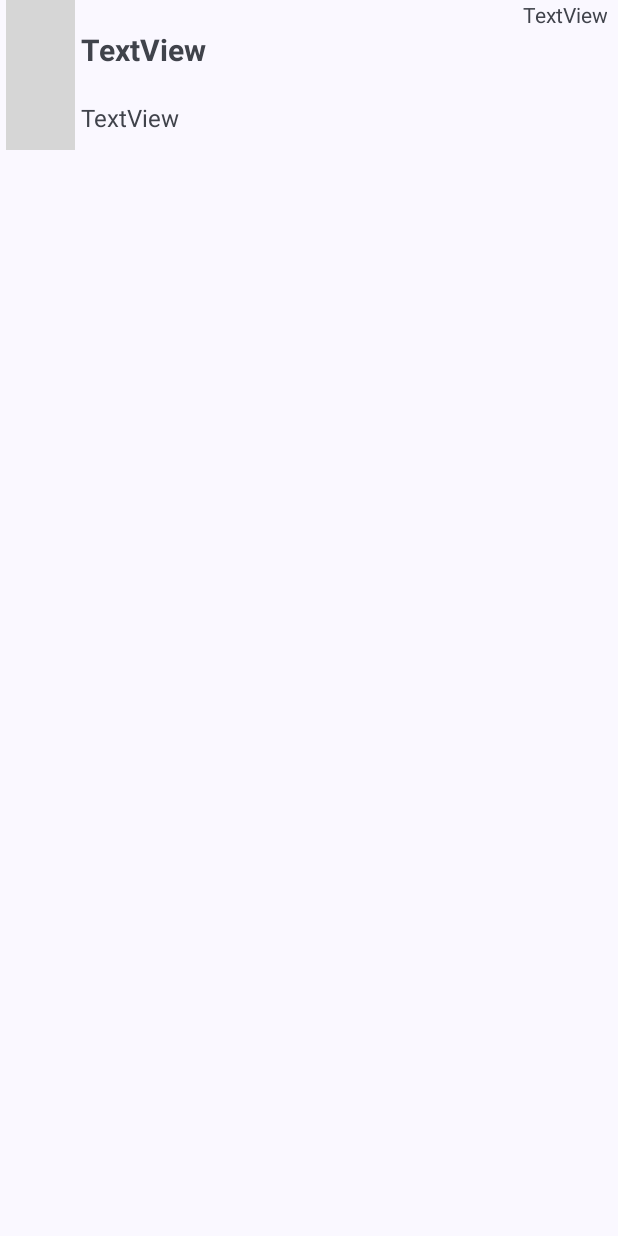
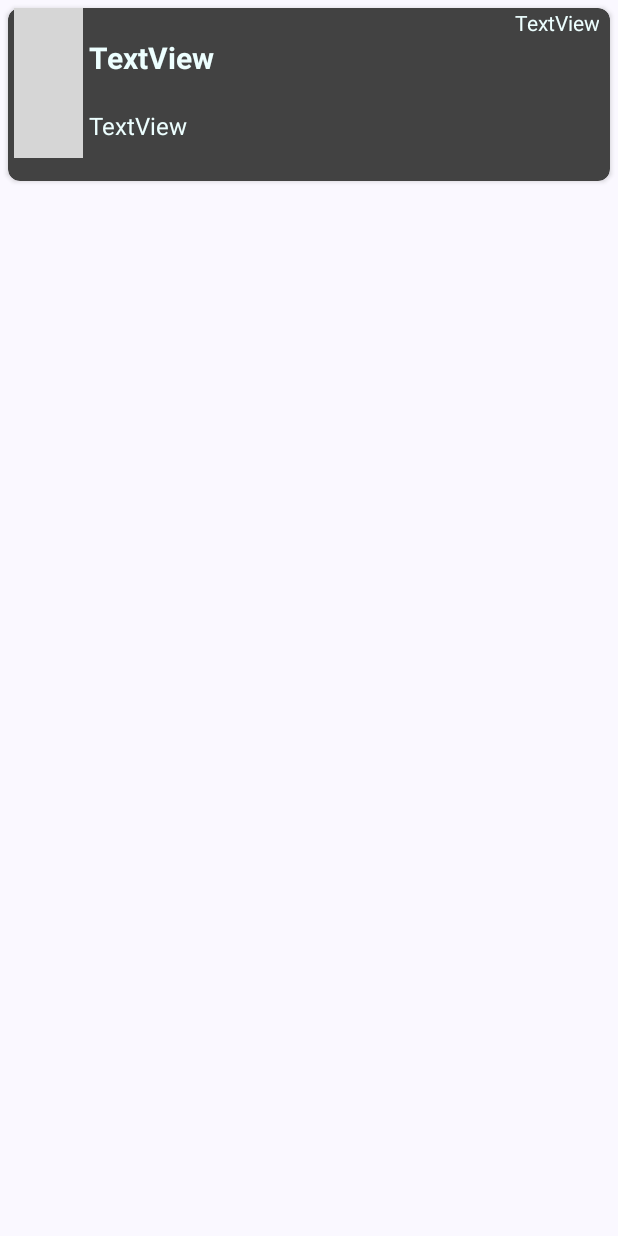
Before and after one commit to Alfio010/notification-listener-android, an Android app: the layout custom_notification_layout.xml on its own in the app's theme, with its tools: preview values and no code run, on a phone screen of 412 x 824 dp. Run offline under Robolectric (Android 15) with nearby library versions, the light colour scheme and no system bars; grey boxes are pictures that could not be loaded.

Commit message:
updated UI and fix

```diff
--- a/app/src/main/java/com/android/whatsappbackup/adapters/NotificationsAdapter.kt
+++ b/app/src/main/java/com/android/whatsappbackup/adapters/NotificationsAdapter.kt
@@ -64,6 +64,9 @@ class NotificationsAdapter(
                     ContextCompat.startActivity(context, intentChat, null)
                 }
                 builder.setNegativeButton(R.string.back) { _, _ -> }
+                builder.setNeutralButton(context.getString(R.string.open_app)) { _, _ ->
+                    Utils.openApp(notificationItem.packageName, context)
+                }
                 builder.create()
                 builder.show()
             }
--- a/app/src/main/res/layout/custom_notification_layout.xml
+++ b/app/src/main/res/layout/custom_notification_layout.xml
@@ -1,10 +1,20 @@
 <?xml version="1.0" encoding="utf-8"?>
 <LinearLayout xmlns:android="http://schemas.android.com/apk/res/android"
+    xmlns:app="http://schemas.android.com/apk/res-auto"
     xmlns:tools="http://schemas.android.com/tools"
     android:id="@+id/rowcustom"
     android:layout_width="match_parent"
     android:layout_height="wrap_content"
     android:orientation="vertical">
+
+    <androidx.cardview.widget.CardView
+        android:layout_width="match_parent"
+        android:layout_height="wrap_content"
+        android:layout_margin="5sp"
+        app:cardBackgroundColor="?android:statusBarColor"
+        app:cardCornerRadius="8dp"
+        app:cardElevation="2dp"
+        app:strokeWidth="1dp">
 
         <LinearLayout
             android:layout_width="match_parent"
@@ -33,7 +43,8 @@
                     android:layout_height="wrap_content"
                     android:layout_marginEnd="7sp"
                     android:gravity="end"
-                android:text="@string/textview" />
+                    android:text="@string/textview"
+                    android:textColor="@color/cyan_white" />
 
                 <com.google.android.material.textview.MaterialTextView
                     android:id="@+id/tvNome"
@@ -41,6 +52,7 @@
                     android:layout_height="wrap_content"
                     android:minHeight="48sp"
                     android:text="@string/textview"
+                    android:textColor="@color/cyan_white"
                     android:textIsSelectable="true"
                     android:textSize="20sp"
                     android:textStyle="bold" />
@@ -51,10 +63,13 @@
                     android:layout_height="wrap_content"
                     android:minHeight="48sp"
                     android:text="@string/textview"
+                    android:textColor="@color/cyan_white"
                     android:textIsSelectable="true"
                     android:textSize="16sp" />
             </LinearLayout>
 
         </LinearLayout>
+    </androidx.cardview.widget.CardView>
+
 
 </LinearLayout>
--- a/app/src/main/res/values-night/themes.xml
+++ b/app/src/main/res/values-night/themes.xml
@@ -10,7 +10,7 @@
         <item name="colorSecondaryVariant">@color/blue_white</item>
         <item name="colorOnSecondary">@color/blue_dark</item>
 
-        <item name="android:statusBarColor">?attr/colorPrimaryVariant</item>
+        <item name="android:statusBarColor">@color/background_dark_cardview</item>
 
         <item name="backgroundColor">@color/background_dark</item>
 
--- a/app/src/main/res/values/colors.xml
+++ b/app/src/main/res/values/colors.xml
@@ -18,4 +18,7 @@
     <color name="blue">#42a5f5</color>
     <color name="blue_white">#80d6ff</color>
     <color name="blue_dark">#0077c2</color>
+
+    <color name="background_dark_cardview">#424242</color>
+    <color name="background_light_cardview">#f5f5f5</color>
 </resources>
--- a/app/src/main/res/values/strings.xml
+++ b/app/src/main/res/values/strings.xml
@@ -36,4 +36,5 @@
     <string name="notification_count">Notifications:</string>
     <string name="version">Version</string>
     <string name="rating">Rate the app:</string>
+    <string name="open_app">Open app</string>
 </resources>
--- a/app/src/main/res/values/themes.xml
+++ b/app/src/main/res/values/themes.xml
@@ -10,7 +10,7 @@
         <item name="colorSecondaryVariant">@color/blue_white</item>
         <item name="colorOnSecondary">@color/blue_dark</item>
 
-        <item name="android:statusBarColor">?attr/colorPrimaryVariant</item>
+        <item name="android:statusBarColor">@color/background_dark_cardview</item>
 
         <item name="backgroundColor">@color/background</item>
 
```
Also changed, not shown: app/src/main/java/com/android/whatsappbackup/utils/Utils.kt (+10 -3 lines), app/src/main/res/layout/custom_blacklist_layout.xml (+13 -0 lines), 1 other file. Lines whose indentation alone changed are shown as unchanged.
